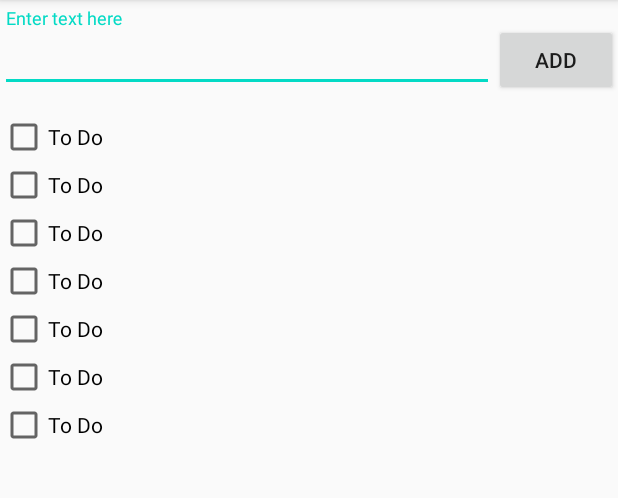
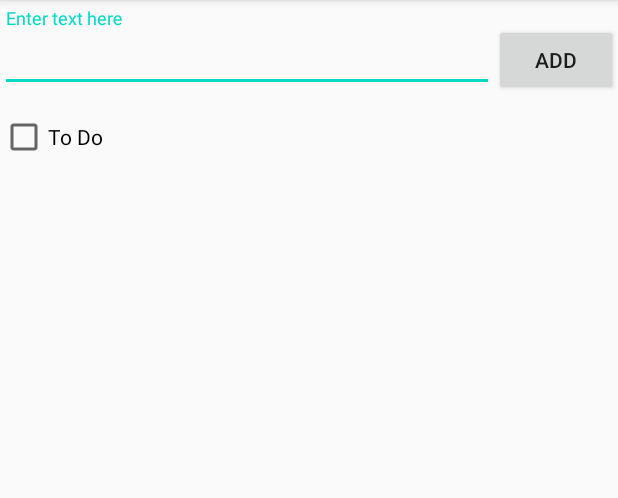
Before and after one commit to q8iqbal/ToDoListApp, an Android app: the screen it shows after launch (MainActivity), on a phone screen of 412 x 824 dp, the part 84-582 px from its top. Run offline under Robolectric (Android 15) with nearby library versions, the phone set to English and light mode, and no system bars.

Commit message:
errr... entah?

```diff
--- a/app/build.gradle
+++ b/app/build.gradle
@@ -32,7 +32,6 @@ dependencies {
     implementation 'androidx.constraintlayout:constraintlayout:2.0.1'
     implementation 'androidx.recyclerview:recyclerview:1.1.0'
     implementation 'com.google.android.material:material:1.2.1'
-    implementation 'com.google.android.gms:play-services-ads:19.4.0'
     testImplementation 'junit:junit:4.12'
     androidTestImplementation 'androidx.test.ext:junit:1.1.2'
     androidTestImplementation 'androidx.test.espresso:espresso-core:3.3.0'
--- a/app/src/main/res/layout/activity_main.xml
+++ b/app/src/main/res/layout/activity_main.xml
@@ -2,13 +2,14 @@
 <androidx.constraintlayout.widget.ConstraintLayout xmlns:android="http://schemas.android.com/apk/res/android"
     xmlns:app="http://schemas.android.com/apk/res-auto"
     xmlns:tools="http://schemas.android.com/tools"
+    android:id="@+id/main_container"
     android:layout_width="match_parent"
     android:layout_height="match_parent"
     tools:context=".MainActivity"
     tools:layout_editor_absoluteY="25dp">
 
     <LinearLayout
-        android:id="@+id/linier_layout"
+        android:id="@+id/header_container"
         android:layout_width="match_parent"
         android:layout_height="70dp"
         android:layout_marginTop="5dp"
@@ -18,7 +19,7 @@
         app:layout_constraintTop_toTopOf="parent">
 
         <com.google.android.material.textfield.TextInputLayout
-            android:id="@+id/text_input_layout"
+            android:id="@+id/text_container"
             android:layout_width="0dp"
             android:layout_height="match_parent"
             android:layout_weight="4"
@@ -26,7 +27,7 @@
             app:hintEnabled="true">
 
             <com.google.android.material.textfield.TextInputEditText
-                android:id="@+id/text_input"
+                android:id="@+id/todo_text_input"
                 android:layout_width="match_parent"
                 android:layout_height="wrap_content" />
         </com.google.android.material.textfield.TextInputLayout>
@@ -46,9 +47,9 @@
         android:layout_height="0dp"
         app:layout_constraintBottom_toBottomOf="parent"
         app:layout_constraintEnd_toEndOf="parent"
-        app:layout_constraintHorizontal_bias="1.0"
+        app:layout_constraintHorizontal_bias="0.0"
         app:layout_constraintStart_toStartOf="parent"
-        app:layout_constraintTop_toBottomOf="@+id/linier_layout"
+        app:layout_constraintTop_toBottomOf="@+id/header_container"
         app:layout_constraintVertical_bias="1.0">
 
         <LinearLayout
@@ -62,50 +63,7 @@
                 android:layout_height="wrap_content"
                 android:text="To Do" />
 
-            <CheckBox
-                android:id="@+id/checkBox2"
-                android:layout_width="match_parent"
-                android:layout_height="wrap_content"
-                android:text="To Do" />
-
-            <CheckBox
-                android:id="@+id/checkBox3"
-                android:layout_width="match_parent"
-                android:layout_height="wrap_content"
-                android:text="To Do" />
-
-            <CheckBox
-                android:id="@+id/checkBox4"
-                android:layout_width="match_parent"
-                android:layout_height="wrap_content"
-                android:text="To Do" />
-
-            <CheckBox
-                android:id="@+id/checkBox5"
-                android:layout_width="match_parent"
-                android:layout_height="wrap_content"
-                android:text="To Do" />
-
-            <CheckBox
-                android:id="@+id/checkBox6"
-                android:layout_width="match_parent"
-                android:layout_height="wrap_content"
-                android:text="To Do" />
-
-            <CheckBox
-                android:id="@+id/checkBox7"
-                android:layout_width="match_parent"
-                android:layout_height="wrap_content"
-                android:text="To Do" />
         </LinearLayout>
     </ScrollView>
 
-    <com.google.android.gms.ads.AdView
-        android:id="@+id/adView2"
-        android:layout_width="0dp"
-        android:layout_height="wrap_content"
-        app:layout_constraintBottom_toBottomOf="parent"
-        app:layout_constraintEnd_toEndOf="parent"
-        app:layout_constraintStart_toStartOf="parent" />
-
 </androidx.constraintlayout.widget.ConstraintLayout>
```
